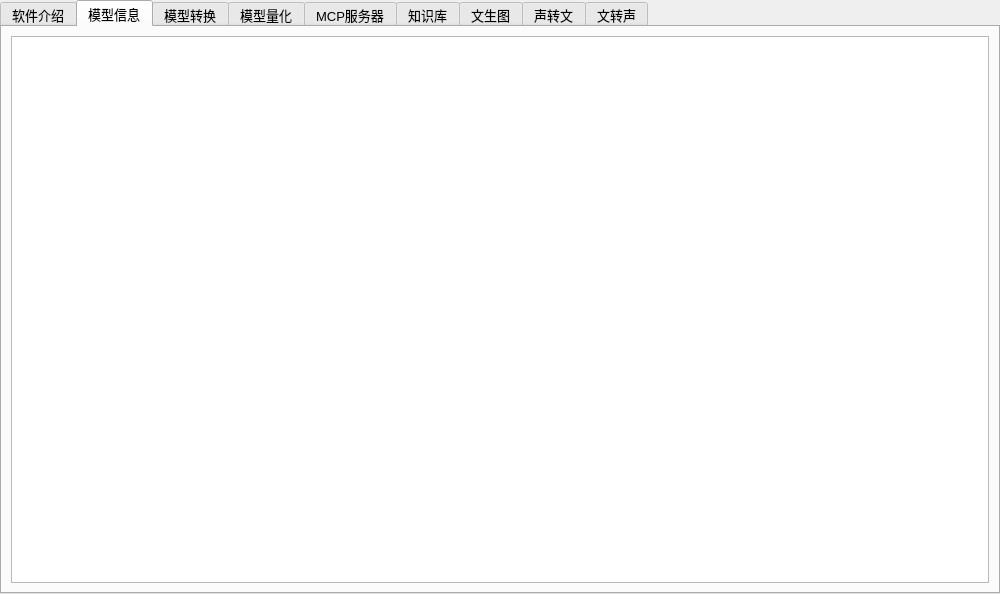
Above: src/expend/expend.ui from ylsdamxssjxxdd/eva before the change. Below: the same form after it.
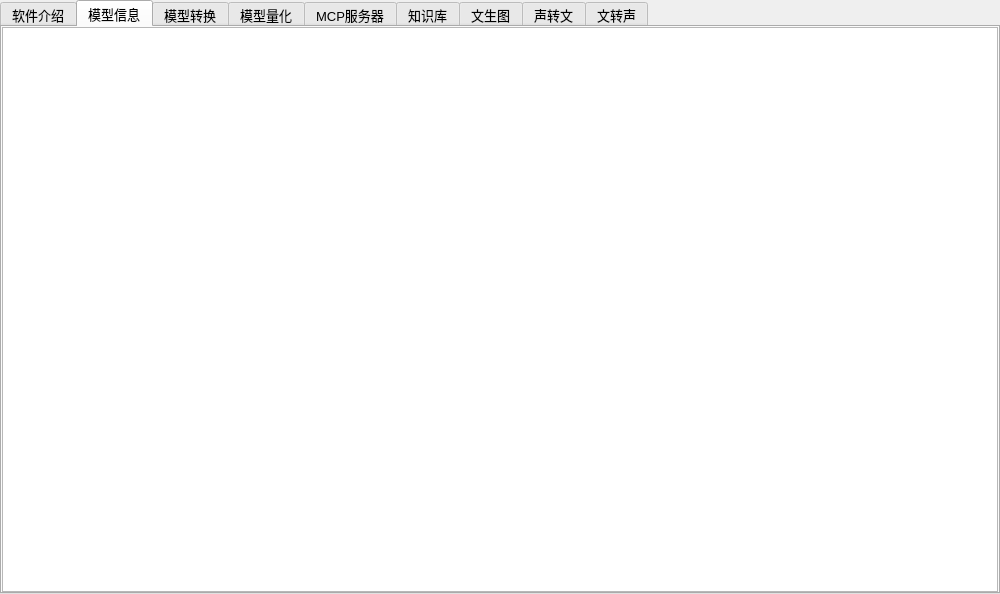
That is the form after the change. Custom widgets are drawn as their Qt base class.

```diff
--- a/src/expend/expend.ui
+++ b/src/expend/expend.ui
@@ -78,6 +78,21 @@
        <string>模型信息</string>
       </attribute>
       <layout class="QHBoxLayout" name="horizontalLayout_39">
+       <property name="spacing">
+        <number>0</number>
+       </property>
+       <property name="leftMargin">
+        <number>0</number>
+       </property>
+       <property name="topMargin">
+        <number>0</number>
+       </property>
+       <property name="rightMargin">
+        <number>0</number>
+       </property>
+       <property name="bottomMargin">
+        <number>0</number>
+       </property>
        <item>
         <widget class="NeuronLogEdit" name="modellog_card">
          <property name="font">
```
Lines whose indentation alone changed are shown as unchanged.
